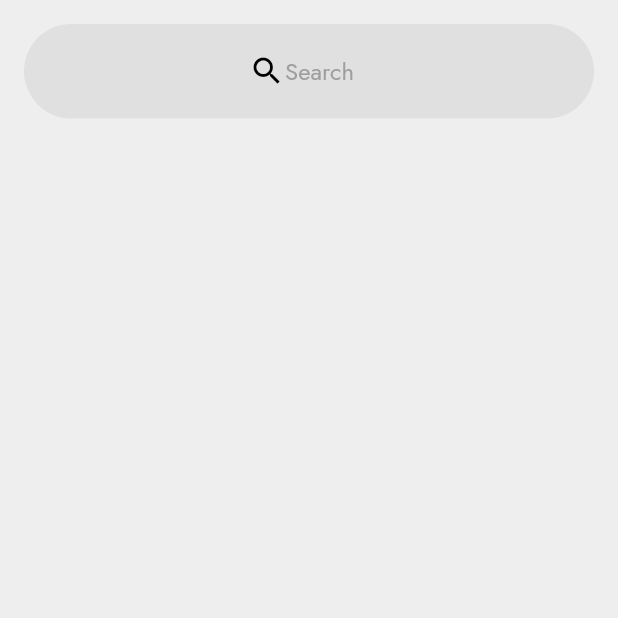
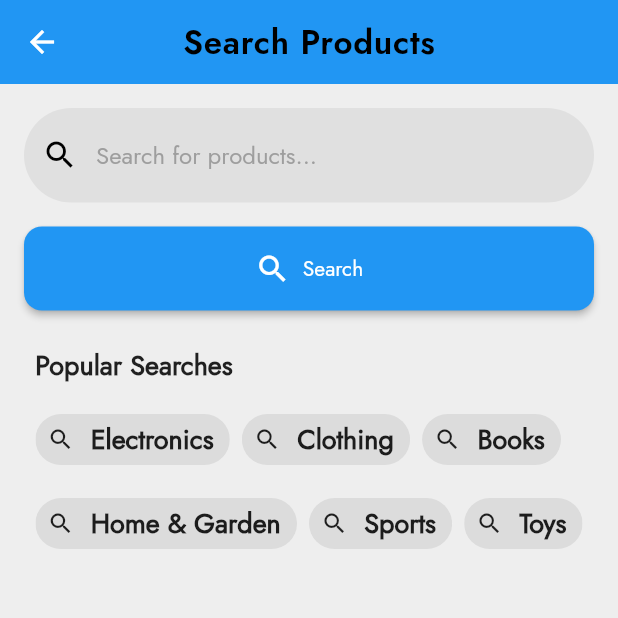
Before and after one commit to RojanShrestha77/HamroDeal, a Flutter app: the SearchScreen screen opened directly, on a phone screen of 412 x 824 dp, the top half of it. Run offline on Flutter 3.47's test engine with Material 3 defaults, Android fonts, the phone set to English and light mode, and no system bars; our stand-ins replace connectivity_plus, dartz, dio, equatable, fl_chart, flutter_riverpod and 8 more; missing offline and left inert: dio_smart_retry, light; accounts and stored records are empty.

```diff
--- a/lib/core/api/api_endpoints.dart
+++ b/lib/core/api/api_endpoints.dart
@@ -43,7 +43,8 @@ class ApiEndpoints {
   static const String searchProducts = '/products/search';
   static const String productsByCategory = '/products/category';
   static const String myProducts = '/products/my-products';
-  // static const String productUploadImage = '/products/upload-image';
+  static const String newestProducts = '/products/newest';
+  static const String trendingProducts = '/products/trending';
 
   // ========= Cart Endpoints =========
   static const String cart = '/cart';
--- a/lib/features/search/presentation/pages/search_screen.dart
+++ b/lib/features/search/presentation/pages/search_screen.dart
@@ -1,13 +1,16 @@
 import 'package:flutter/material.dart';
+import 'package:flutter_riverpod/flutter_riverpod.dart';
+import 'package:hamro_deal/features/product/presentation/page/porduct_browse_screen.dart';
+import 'package:hamro_deal/features/product/presentation/view_model/product_browse_view_model.dart';
 
-class SearchScreen extends StatefulWidget {
+class SearchScreen extends ConsumerStatefulWidget {
   const SearchScreen({super.key});
 
   @override
-  State<SearchScreen> createState() => _SearchScreenState();
+  ConsumerState<SearchScreen> createState() => _SearchScreenState();
 }
 
-class _SearchScreenState extends State<SearchScreen> {
+class _SearchScreenState extends ConsumerState<SearchScreen> {
   final TextEditingController _controller = TextEditingController();
 
   @override
@@ -16,54 +19,127 @@ class _SearchScreenState extends State<SearchScreen> {
     super.dispose();
   }
 
+  void _performSearch() {
+    final query = _controller.text.trim();
+    if (query.isNotEmpty) {
+      // Update the product browse view model with search query
+      ref.read(productBrowseViewModelProvider.notifier).updateSearch(query);
+
+      // Navigate to browse screen
+      Navigator.push(
+        context,
+        MaterialPageRoute(builder: (context) => const PorductBrowseScreen()),
+      );
+    }
+  }
+
   @override
   Widget build(BuildContext context) {
     return Scaffold(
+      appBar: AppBar(
+        title: const Text('Search Products'),
+        backgroundColor: Colors.blue,
+        foregroundColor: Colors.white,
+      ),
       body: SafeArea(
         child: Padding(
-          padding: EdgeInsets.all(16),
-          child: Stack(
-            alignment: Alignment.center,
+          padding: const EdgeInsets.all(16),
+          child: Column(
             children: [
+              // Search TextField
               TextField(
                 controller: _controller,
-                // textAlign: TextAlign.center,
-                onChanged: (_) {
-                  setState(() {});
-                },
+                onSubmitted: (_) => _performSearch(),
                 decoration: InputDecoration(
                   filled: true,
-                  fillColor: Color(0xFFE0E0E0),
-                  hintText: "Search",
+                  fillColor: const Color(0xFFE0E0E0),
+                  hintText: "Search for products...",
                   hintStyle: const TextStyle(
                     fontFamily: 'Jost Regular',
                     color: Color(0xFF9E9E9E),
                   ),
-
                   border: OutlineInputBorder(
                     borderRadius: BorderRadius.circular(32),
                     borderSide: BorderSide.none,
                   ),
-                  prefixIcon: _controller.text.isEmpty
-                      ? Padding(
-                          padding: const EdgeInsets.only(left: 150),
-                          child: const Icon(Icons.search, color: Colors.black),
+                  prefixIcon: const Icon(Icons.search, color: Colors.black),
+                  suffixIcon: _controller.text.isNotEmpty
+                      ? IconButton(
+                          icon: const Icon(Icons.clear),
+                          onPressed: () {
+                            _controller.clear();
+                            setState(() {});
+                          },
                         )
                       : null,
-                  prefixIconConstraints: const BoxConstraints(
-                    minWidth: 0,
-                    minHeight: 0,
+                ),
+                onChanged: (_) => setState(() {}),
+              ),
+
+              const SizedBox(height: 16),
+
+              // Search Button
+              SizedBox(
+                width: double.infinity,
+                child: ElevatedButton.icon(
+                  onPressed: _performSearch,
+                  icon: const Icon(Icons.search),
+                  label: const Text('Search'),
+                  style: ElevatedButton.styleFrom(
+                    padding: const EdgeInsets.symmetric(vertical: 16),
+                    shape: RoundedRectangleBorder(
+                      borderRadius: BorderRadius.circular(12),
+                    ),
                   ),
                 ),
               ),
-              // const Positioned(
-              //   left: 135,
-              //   child: Icon(Icons.search, color: Colors.black),
-              // ),
+
+              const SizedBox(height: 24),
+
+              // Search suggestions or recent searches
+              Expanded(
+                child: Column(
+                  crossAxisAlignment: CrossAxisAlignment.start,
+                  children: [
+                    const Text(
+                      'Popular Searches',
+                      style: TextStyle(
+                        fontSize: 18,
+                        fontWeight: FontWeight.bold,
+                      ),
+                    ),
+                    const SizedBox(height: 12),
+                    Wrap(
+                      spacing: 8,
+                      runSpacing: 8,
+                      children: [
+                        _buildSearchChip('Electronics'),
+                        _buildSearchChip('Clothing'),
+                        _buildSearchChip('Books'),
+                        _buildSearchChip('Home & Garden'),
+                        _buildSearchChip('Sports'),
+                        _buildSearchChip('Toys'),
+                      ],
+                    ),
+                  ],
+                ),
+              ),
             ],
           ),
         ),
       ),
     );
   }
+
+  Widget _buildSearchChip(String label) {
+    return ActionChip(
+      label: Text(label),
+      onPressed: () {
+        _controller.text = label;
+        setState(() {});
+        _performSearch();
+      },
+      avatar: const Icon(Icons.search, size: 18),
+    );
+  }
 }
```
Also changed, not shown: lib/features/home/presentation/pages/home_screen.dart (+103 -23 lines).
